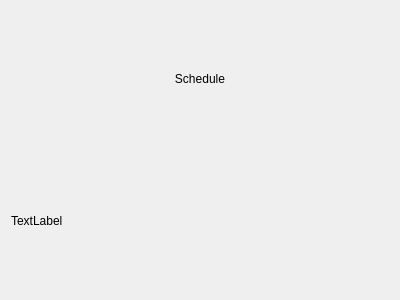
The window that ui/ScheduleView.ui (MagdaOleksandrTeam/ProductionPlanner) describes before a commit, drawn with Qt 5.
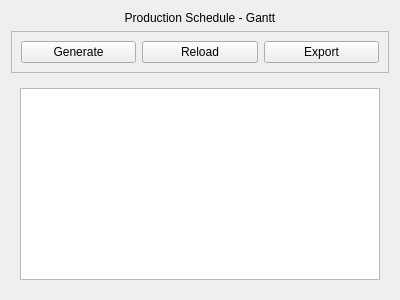
The same window after the commit. Icons and pictures are not drawn.

Commit message: schedule: setup UI, connect buttons to SchedulingService, add temporary Gantt rectangle

What changed in the file:
```diff
--- a/ui/ScheduleView.ui
+++ b/ui/ScheduleView.ui
@@ -13,14 +13,14 @@
   <property name="windowTitle">
    <string>Form</string>
   </property>
-  <layout class="QVBoxLayout" name="verticalLayout">
+  <layout class="QVBoxLayout" name="verticalLayout" stretch="0,0,1">
    <item>
     <widget class="QLabel" name="lblTitle">
      <property name="styleSheet">
       <string notr="true"/>
      </property>
      <property name="text">
-      <string>Schedule</string>
+      <string>Production Schedule - Gantt</string>
      </property>
      <property name="alignment">
       <set>Qt::AlignmentFlag::AlignCenter</set>
@@ -28,10 +28,67 @@
     </widget>
    </item>
    <item>
-    <widget class="QLabel" name="label_2">
-     <property name="text">
-      <string>TextLabel</string>
+    <widget class="QFrame" name="frame_buttons">
+     <property name="frameShape">
+      <enum>QFrame::Shape::StyledPanel</enum>
      </property>
+     <property name="frameShadow">
+      <enum>QFrame::Shadow::Raised</enum>
+     </property>
+     <layout class="QHBoxLayout" name="horizontalLayout">
+      <item>
+       <widget class="QPushButton" name="btnGenerateSchedule">
+        <property name="text">
+         <string>Generate</string>
+        </property>
+        <property name="icon">
+         <iconset>
+          <normaloff>../assets/icons/calculate.svg</normaloff>../assets/icons/calculate.svg</iconset>
+        </property>
+       </widget>
+      </item>
+      <item>
+       <widget class="QPushButton" name="btnReload">
+        <property name="text">
+         <string>Reload</string>
+        </property>
+        <property name="icon">
+         <iconset>
+          <normaloff>../assets/icons/reload.svg</normaloff>../assets/icons/reload.svg</iconset>
+        </property>
+       </widget>
+      </item>
+      <item>
+       <widget class="QPushButton" name="btnExportReport">
+        <property name="text">
+         <string>Export</string>
+        </property>
+        <property name="icon">
+         <iconset>
+          <normaloff>../assets/icons/export.svg</normaloff>../assets/icons/export.svg</iconset>
+        </property>
+       </widget>
+      </item>
+     </layout>
+    </widget>
+   </item>
+   <item>
+    <widget class="QWidget" name="ganttContainer" native="true">
+     <property name="sizePolicy">
+      <sizepolicy hsizetype="Expanding" vsizetype="Expanding">
+       <horstretch>0</horstretch>
+       <verstretch>0</verstretch>
+      </sizepolicy>
+     </property>
+     <layout class="QVBoxLayout" name="verticalLayout_2">
+      <item>
+       <widget class="QGraphicsView" name="graphicsGantt">
+        <property name="dragMode">
+         <enum>QGraphicsView::DragMode::ScrollHandDrag</enum>
+        </property>
+       </widget>
+      </item>
+     </layout>
     </widget>
    </item>
   </layout>
```
The commit also changes 4 other files.
